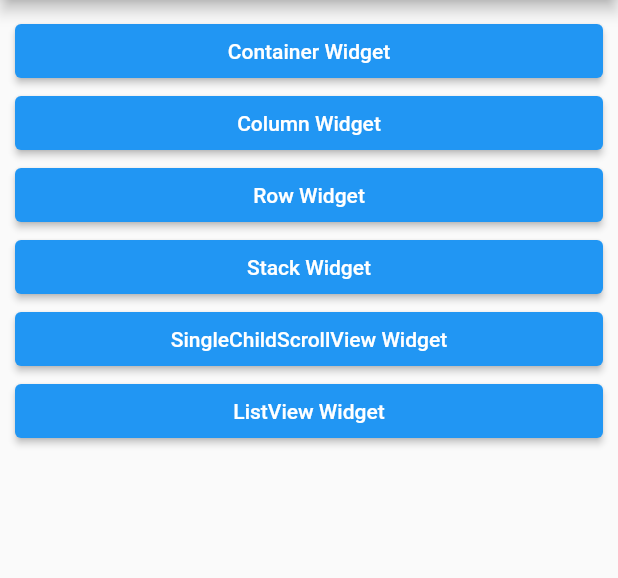
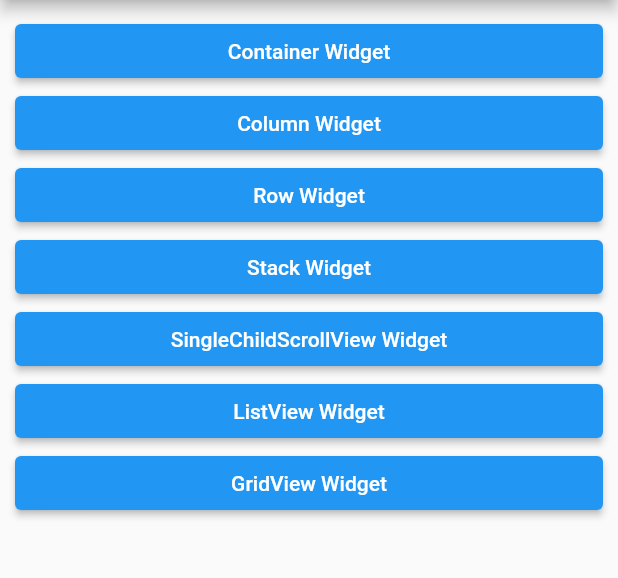
Before and after one commit to codewhite7777/flutter_study01, a Flutter app: the screen it shows after launch, on a phone screen of 412 x 824 dp, the part 84-662 px from its top. Run offline on Flutter 3.47's test engine with Material 2 defaults, Android fonts, the phone set to English and light mode, and no system bars.

Commit message:
feat: GridView

```diff
--- a/basic_widgets/lib/main.dart
+++ b/basic_widgets/lib/main.dart
@@ -1,3 +1,5 @@
+import 'dart:math';
+
 import 'package:basic_widgets/component/custom_container.dart';
 import 'package:basic_widgets/screens/default_layout.dart';
 import 'package:basic_widgets/screens/main_screen.dart';
@@ -112,6 +114,18 @@ class MyApp extends StatelessWidget {
                 ],
               ),
             ),
+        '/gridview': (BuildContext) => DefaultLayoutScreen(
+              appbarTitle: 'GridView',
+              child: GridView.count(
+                children: [
+                  ...List.generate(
+                    3,
+                    (index) => CustomContainer(),
+                  ),
+                ],
+                crossAxisCount: 2,
+              ),
+            ),
       },
     );
   }
--- a/basic_widgets/lib/screens/main_screen.dart
+++ b/basic_widgets/lib/screens/main_screen.dart
@@ -48,6 +48,12 @@ class MainScreen extends StatelessWidget {
             },
             child: Text('ListView Widget'),
           ),
+          ElevatedButton(
+            onPressed: () {
+              Navigator.of(context).pushNamed('/gridview');
+            },
+            child: Text('GridView Widget'),
+          ),
         ],
       ),
     );
```
